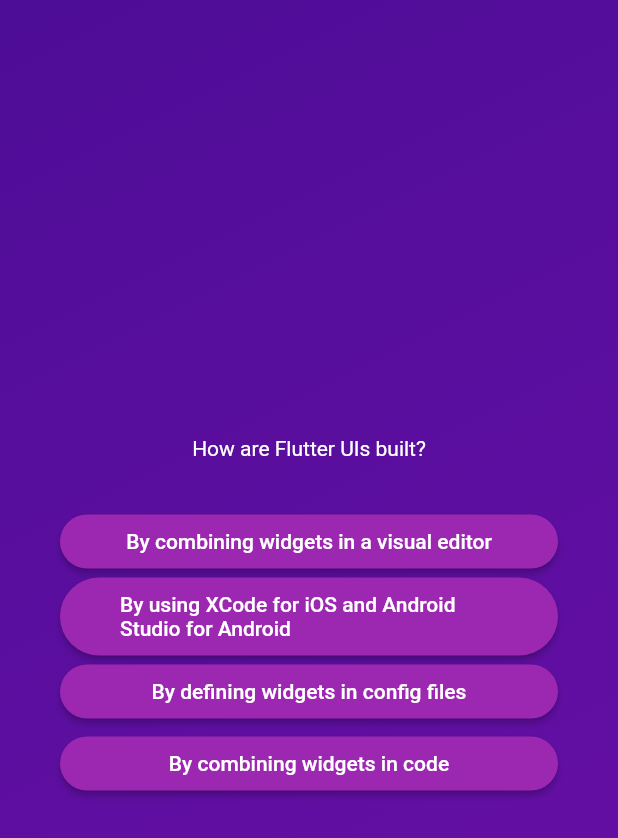
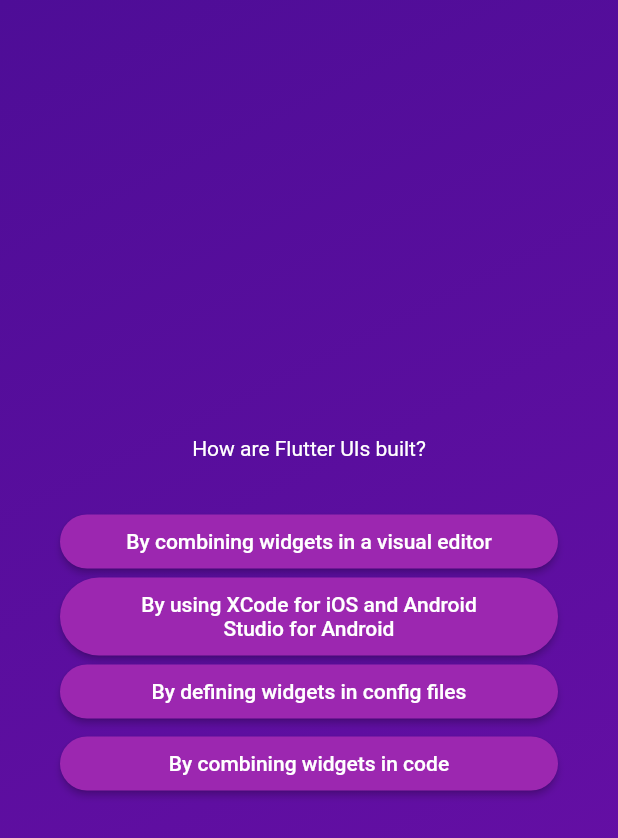
Before and after one commit to homebrew-coding-club/flutter-and-dart, a Flutter app: the screen it shows after launch, after a tap on "Start Quiz", after a tap on "Components", on a phone screen of 412 x 824 dp. Shown: the top 838 px of the screen. Run offline on Flutter 3.47's test engine with Material 2 defaults, Android fonts, the phone set to English and light mode, and no system bars.

Commit message:
textAlign button

```diff
--- a/lib/answer_button.dart
+++ b/lib/answer_button.dart
@@ -1,11 +1,8 @@
 import 'package:flutter/material.dart';
 
 class AnswerButton extends StatelessWidget {
-  const AnswerButton({
-    super.key,
-    required this.answerText,
-    required this.onTap
-  });
+  const AnswerButton(
+      {super.key, required this.answerText, required this.onTap});
 
   final String answerText;
   final void Function() onTap;
@@ -25,7 +22,10 @@ class AnswerButton extends StatelessWidget {
           borderRadius: BorderRadius.circular(40),
         ),
       ),
-      child: Text(answerText),
+      child: Text(
+        answerText,
+        textAlign: TextAlign.center,
+      ),
     );
   }
 }
```
